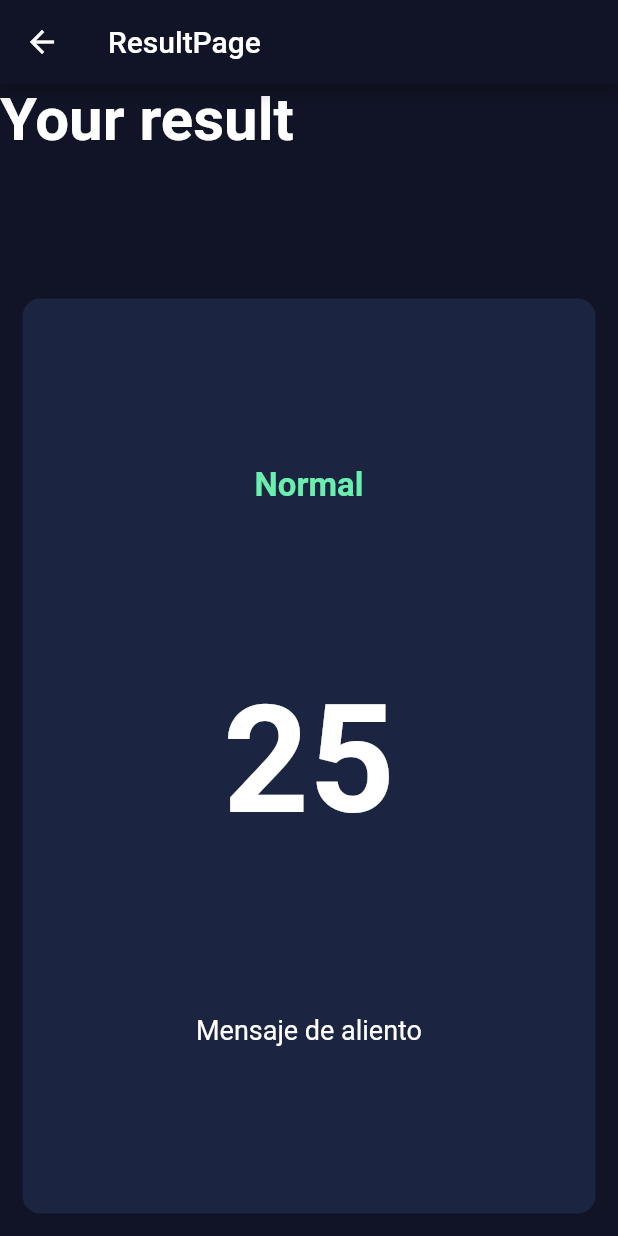
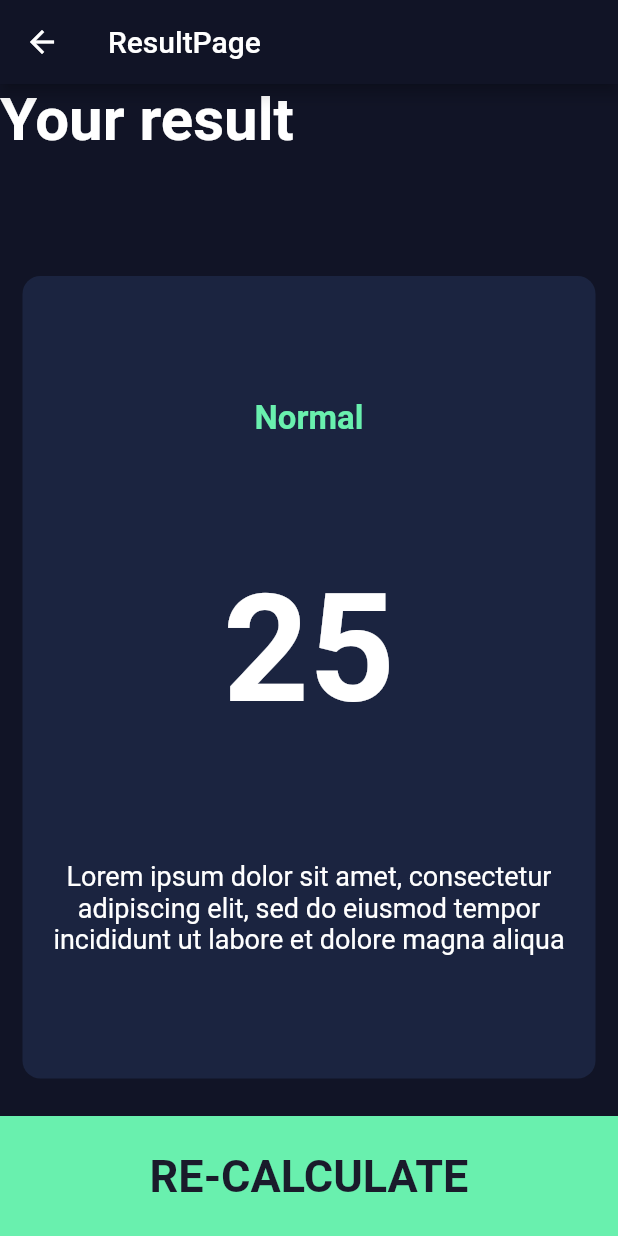
Before and after one commit to eeBarrionuevo/flutter_codigo_bmi, a Flutter app: the ResultPage screen opened directly, on a phone screen of 412 x 824 dp. Run offline on Flutter 3.47's test engine with Material 2 defaults, Android fonts, the phone set to English and light mode, and no system bars; our stand-ins replace font_awesome_flutter.

Commit message:
ResultPage part 2

```diff
--- /dev/null
+++ b/lib/bottom_button.dart
@@ -0,0 +1,29 @@
+import 'package:flutter/material.dart';
+import 'package:flutter_codigo_bmi/constants.dart';
+
+class BottomButton extends StatelessWidget {
+
+  final String text;
+  final Function onTap;
+
+  BottomButton({this.text, this.onTap});
+
+  @override
+  Widget build(BuildContext context) {
+    return GestureDetector(
+      onTap: onTap,
+      child: Container(
+        color: kBottomContainerColor,
+        height: kBottomContainerHeight,
+        margin: EdgeInsets.only(top: 10.0),
+        width: double.infinity,
+        child: Center(
+          child: Text(
+            text,
+            style: kLargeButtonTextStyle,
+          ),
+        ),
+      ),
+    );
+  }
+}
--- a/lib/constants.dart
+++ b/lib/constants.dart
@@ -17,7 +17,17 @@ const kNumberTextStyle = TextStyle(
 );
 
 const kLargeButtonTextStyle = TextStyle(
-  fontSize: 30.0,
-  fontWeight: FontWeight.bold,
-  color: kInactiveCardColor
+    fontSize: 30.0, fontWeight: FontWeight.bold, color: kInactiveCardColor);
+
+const kResultTitleTextStyle =
+    TextStyle(fontSize: 40.0, fontWeight: FontWeight.bold);
+
+const kResultTextStyle = TextStyle(
+    color: Colors.greenAccent, fontSize: 22.0, fontWeight: FontWeight.bold);
+
+const kResultNumberTextStyle =
+    TextStyle(fontSize: 100.0, fontWeight: FontWeight.bold);
+
+const kBMITextStyle = TextStyle(
+  fontSize: 18.0,
 );
--- a/lib/result_page.dart
+++ b/lib/result_page.dart
@@ -1,4 +1,5 @@
 import 'package:flutter/material.dart';
+import 'package:flutter_codigo_bmi/bottom_button.dart';
 import 'package:flutter_codigo_bmi/constants.dart';
 import 'package:flutter_codigo_bmi/reusable_card.dart';
 
@@ -16,7 +17,7 @@ class ResultPage extends StatelessWidget {
             flex: 1,
             child: Text(
               "Your result",
-              style: TextStyle(fontSize: 40.0, fontWeight: FontWeight.bold),
+              style: kResultTitleTextStyle,
             ),
           ),
           Expanded(
@@ -28,25 +29,26 @@ class ResultPage extends StatelessWidget {
                 children: [
                   Text(
                     "Normal",
-                    style: TextStyle(
-                        color: Colors.greenAccent,
-                        fontSize: 22.0,
-                        fontWeight: FontWeight.bold),
+                    style: kResultTextStyle,
                   ),
                   Text(
                     "25",
-                    style:
-                        TextStyle(fontSize: 100.0, fontWeight: FontWeight.bold),
+                    style: kResultNumberTextStyle,
                   ),
                   Text(
-                    "Mensaje de aliento",
-                    style: TextStyle(
-                      fontSize: 18.0,
-                    ),
+                    "Lorem ipsum dolor sit amet, consectetur adipiscing elit, sed do eiusmod tempor incididunt ut labore et dolore magna aliqua",
+                    style: kBMITextStyle,
+                    textAlign: TextAlign.center,
                   )
                 ],
               ),
             ),
+          ),
+          BottomButton(
+            text: "RE-CALCULATE",
+            onTap: (){
+              Navigator.pop(context);
+            },
           ),
         ],
       ),
```
Also changed, not shown: lib/input_page.dart (+5 -32 lines), lib/round_icon_button.dart (added, +19 -0 lines).
